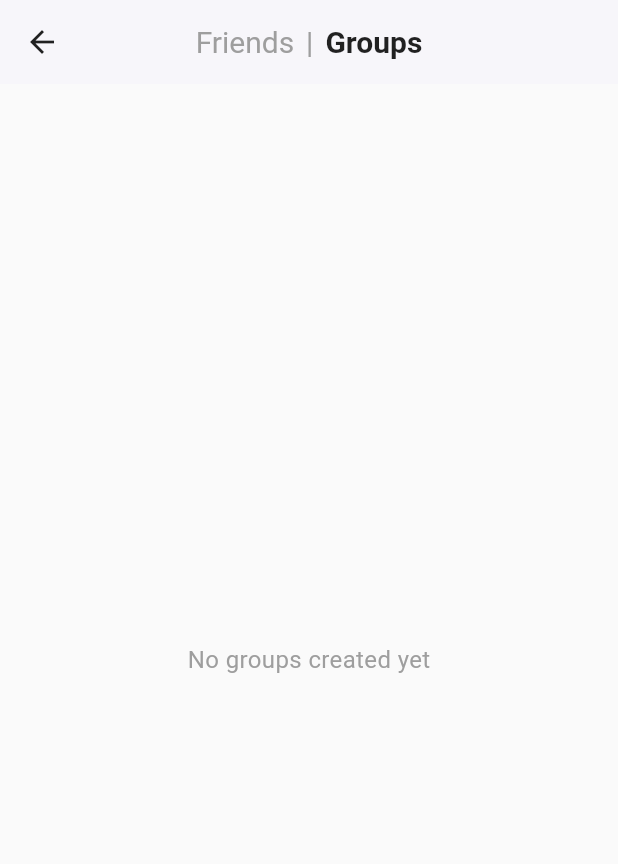
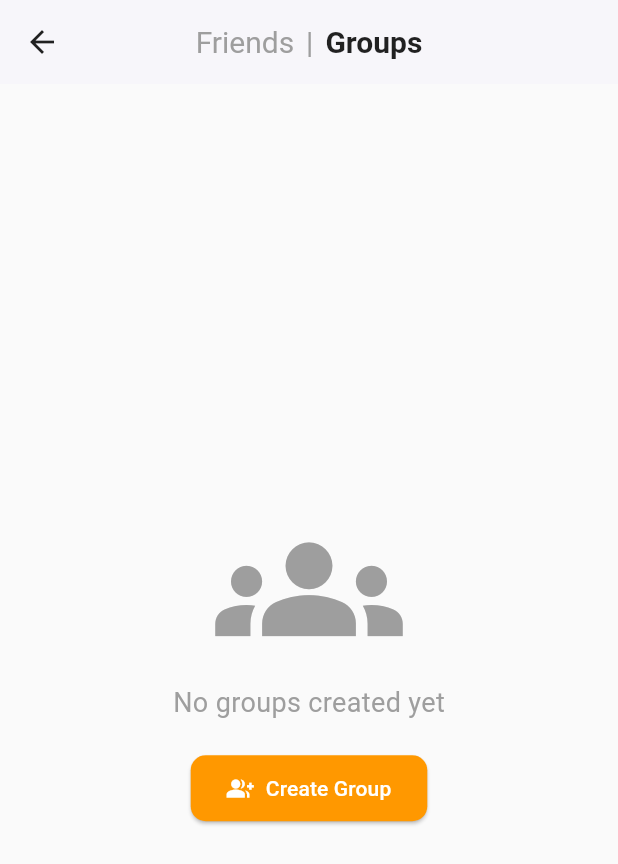
Before and after one commit to YanHong0129/Memorime, a Flutter app: the GroupMainPage screen opened directly, on a phone screen of 412 x 824 dp. Shown: the top 864 px of the screen. Run offline on Flutter 3.47's test engine with Material 3 defaults, Android fonts, the phone set to English and light mode, and no system bars; our stand-ins replace cloud_firestore, file_picker, firebase_auth, firebase_core, firebase_storage, google_fonts and 3 more; missing offline and left inert: flutter_quill; accounts and stored records are empty.

Commit message:
group page

```diff
--- a/lib/screens/group/group_page.dart
+++ b/lib/screens/group/group_page.dart
@@ -384,10 +384,41 @@
 
           final groups = snapshot.data ?? [];
           if (groups.isEmpty) {
-            return const Center(
-              child: Text(
-                "No groups created yet",
-                style: TextStyle(fontSize: 16, color: Colors.grey),
+            return Center(
+              child: Column(
+                mainAxisAlignment: MainAxisAlignment.center,
+                children: [
+                  const Icon(Icons.groups, size: 125, color: Colors.grey),
+                  // const SizedBox(height: 20),
+                  const Text(
+                    "No groups created yet",
+                    style: TextStyle(fontSize: 18, color: Colors.grey),
+                  ),
+                  const SizedBox(height: 20),
+                  ElevatedButton.icon(
+                    icon: const Icon(Icons.group_add, color: Colors.white),
+                    label: const Text("Create Group", style: TextStyle(color: Colors.white)),
+                    style: ElevatedButton.styleFrom(
+                      backgroundColor: Colors.orange,
+                      padding: const EdgeInsets.symmetric(
+                        horizontal: 24,
+                        vertical: 12,
+                      ),
+                      shape: RoundedRectangleBorder(
+                        borderRadius: BorderRadius.circular(10),
+                      ),
+                    ),
+                    onPressed: () async {
+                      await Navigator.push(
+                        context,
+                        MaterialPageRoute(
+                          builder: (_) => const CreateGroupPage(),
+                        ),
+                      );
+                      _loadGroups(); // Reload after creating group
+                    },
+                  ),
+                ],
               ),
             );
           }
```
